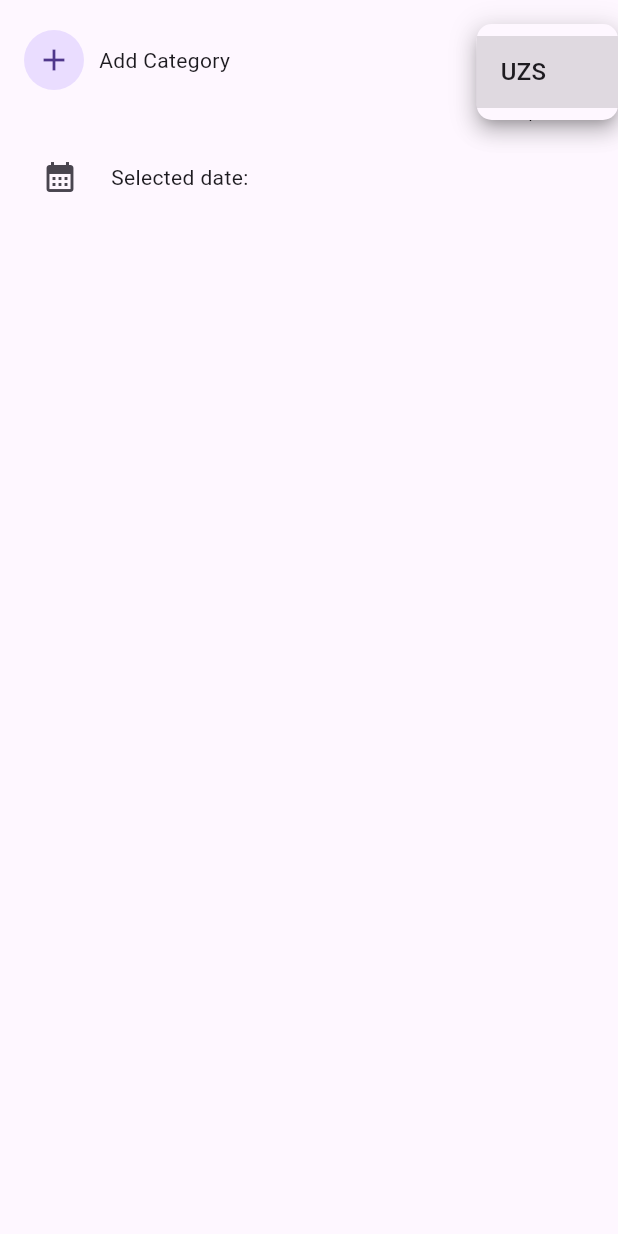
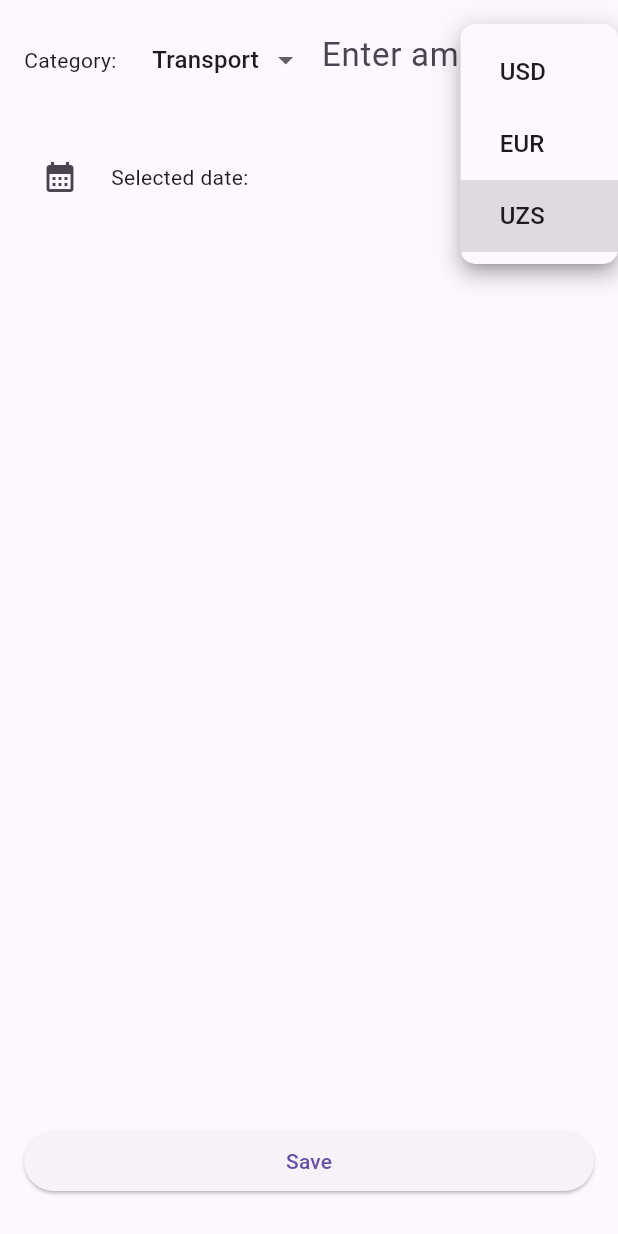
Before and after one commit to IlyasMukatdisov/expense_tracker, a Flutter app: the NewExpense screen opened directly, after a tap on "UZS", on a phone screen of 412 x 824 dp. Run offline on Flutter 3.47's test engine with Material 2 defaults, Android fonts, the phone set to English and light mode, and no system bars; our stand-ins replace flutter_riverpod, font_awesome_flutter.

Commit message:
added logic to add expense

```diff
--- a/lib/features/expense/domain/entity/expense.dart
+++ b/lib/features/expense/domain/entity/expense.dart
@@ -1,50 +1,120 @@
 // ignore_for_file: public_member_api_docs, sort_constructors_first
 import 'dart:convert';
 
-import 'package:expense_tracker/core/utils/utils.dart';
 import 'package:flutter/material.dart';
 
-enum ExpenseCategory {
-  food(0),
-  transport(1),
-  internet(2),
-  cellPhone(3),
-  shopping(4),
-  house(5);
+import 'package:expense_tracker/core/utils/utils.dart';
+import 'package:expense_tracker/features/expense/presentation/pages/new_expense.dart';
+import 'package:font_awesome_flutter/font_awesome_flutter.dart';
 
-  const ExpenseCategory(this.value);
-  final num value;
+final expenseCategoryList = [
+  ExpenseCategory(
+    name: 'Transport',
+    icon: FontAwesomeIcons.trainSubway,
+  ),
+  ExpenseCategory(
+    name: 'Food',
+    icon: FontAwesomeIcons.bowlFood,
+  ),
+  ExpenseCategory(
+    name: 'Internet',
+    icon: FontAwesomeIcons.internetExplorer,
+  ),
+  ExpenseCategory(
+    name: 'Cell Phone',
+    icon: FontAwesomeIcons.phone,
+  ),
+  ExpenseCategory(
+    name: 'Shopping',
+    icon: FontAwesomeIcons.bagShopping,
+  ),
+  ExpenseCategory(
+    name: 'Home',
+    icon: FontAwesomeIcons.house,
+  )
+];
+
+class ExpenseCategory {
+  final String name;
+  final IconData icon;
+
+  ExpenseCategory({
+    required this.name,
+    required this.icon,
+  });
+
+  ExpenseCategory copyWith({
+    String? name,
+    IconData? icon,
+  }) {
+    return ExpenseCategory(
+      name: name ?? this.name,
+      icon: icon ?? this.icon,
+    );
+  }
+
+  Map<String, dynamic> toMap() {
+    return <String, dynamic>{
+      'name': name,
+      'icon': icon.codePoint,
+    };
+  }
+
+  factory ExpenseCategory.fromMap(Map<String, dynamic> map) {
+    return ExpenseCategory(
+      name: map['name'] as String,
+      icon: IconData(map['icon'] as int, fontFamily: 'MaterialIcons'),
+    );
+  }
+
+  String toJson() => json.encode(toMap());
+
+  factory ExpenseCategory.fromJson(String source) =>
+      ExpenseCategory.fromMap(json.decode(source) as Map<String, dynamic>);
+
+  @override
+  String toString() => 'ExpenseCategory(name: $name, icon: $icon)';
+
+  @override
+  bool operator ==(covariant ExpenseCategory other) {
+    if (identical(this, other)) return true;
+
+    return other.name == name && other.icon == icon;
+  }
+
+  @override
+  int get hashCode => name.hashCode ^ icon.hashCode;
 }
 
 class Expense {
   final String id;
-  final String title;
+
   final double amount;
+  final Currency currency;
   final DateTime date;
   final ExpenseCategory category;
   final IconData icon;
-  Expense({
-    required String title,
-    required double amount,
+  Expense(
+      {required double amount,
       required DateTime date,
       required ExpenseCategory category,
       required IconData icon,
-  }) : this._(
+      required Currency currency})
+      : this._(
             id: uuid.v4(),
-            title: title,
             amount: amount,
             date: date,
             category: category,
-            icon: icon);
+            icon: icon,
+            currency: currency);
 
-  Expense._({
-    required this.id,
-    required this.title,
+  Expense._(
+      {required this.id,
       required this.amount,
       required this.date,
       required this.category,
       required this.icon,
-  });
+      required this.currency});
 
   Expense copyWith({
     String? id,
@@ -55,22 +125,21 @@ class Expense {
     IconData? icon,
   }) {
     return Expense(
-      title: title ?? this.title,
         amount: amount ?? this.amount,
         date: date ?? this.date,
         category: category ?? this.category,
         icon: icon ?? this.icon,
-    );
+        currency: currency);
   }
 
   Map<String, dynamic> toMap() {
     return <String, dynamic>{
       'id': id,
-      'title': title,
       'amount': amount,
       'date': date.millisecondsSinceEpoch,
-      'category': category.index,
+      'category': category,
       'icon': icon,
+      'currency': currency.index
     };
   }
 
@@ -78,11 +147,11 @@ class Expense {
     int val = map['category'];
     return Expense._(
       id: map['id'] as String,
-      title: map['title'] as String,
       amount: map['amount'] as double,
       date: DateTime.fromMillisecondsSinceEpoch(map['date'] as int),
-      category: ExpenseCategory.values[val],
+      category: map['category'] as ExpenseCategory,
       icon: map['icon'] as IconData,
+      currency: Currency.values[val],
     );
   }
 
@@ -93,7 +162,7 @@ class Expense {
 
   @override
   String toString() {
-    return 'Expense(id: $id, title: $title, amount: $amount, date: $date, category: $category, icon: $icon)';
+    return 'Expense(id: $id, amount: $amount, date: $date, category: $category, icon: $icon, currency: $currency)';
   }
 
   @override
@@ -101,7 +170,7 @@ class Expense {
     if (identical(this, other)) return true;
 
     return other.id == id &&
-        other.title == title &&
+        other.currency == currency &&
         other.amount == amount &&
         other.date == date &&
         other.category == category &&
@@ -111,7 +180,7 @@ class Expense {
   @override
   int get hashCode {
     return id.hashCode ^
-        title.hashCode ^
+        currency.hashCode ^
         amount.hashCode ^
         date.hashCode ^
         category.hashCode ^
--- /dev/null
+++ b/lib/features/expense/presentation/pages/new_expense.dart
@@ -0,0 +1,277 @@
+import 'package:expense_tracker/core/utils/utils.dart';
+import 'package:expense_tracker/features/expense/data/expense_provider.dart';
+import 'package:expense_tracker/features/expense/domain/entity/expense.dart';
+import 'package:flutter/material.dart';
+import 'package:flutter/services.dart';
+import 'package:flutter_riverpod/flutter_riverpod.dart';
+
+import 'package:intl/intl.dart';
+
+final formatter = DateFormat.yMd();
+
+enum Currency { USD, EUR, UZS }
+
+class NewExpense extends ConsumerStatefulWidget {
+  const NewExpense({
+    super.key,
+  });
+
+  @override
+  ConsumerState<NewExpense> createState() => _NewExpenseState();
+}
+
+class _NewExpenseState extends ConsumerState<NewExpense> {
+  final exchangeRate = 1 / 11400;
+  late TextEditingController _amountController;
+    double? _dollarAmount = 0.0;
+
+  Currency _currency = Currency.UZS;
+  ExpenseCategory _selectedCategory = expenseCategoryList[0];
+
+  final _debouncer = Debouncer(milliseconds: 1000);
+
+  DateTime? _selectedDate;
+
+  void _presentDatePicker() {
+    final now = DateTime.now();
+    final firstDate = DateTime(now.year - 1, now.month, now.day);
+    showDatePicker(
+      context: context,
+      initialDate: now,
+      firstDate: firstDate,
+      lastDate: now,
+    ).then(
+      (date) {
+        setState(
+          () {
+            _selectedDate = date;
+          },
+        );
+      },
+    );
+  }
+
+  void _submit() {
+    final amount = double.tryParse(_amountController.text.trim());
+    final date = _selectedDate;
+
+    if (amount == null || date == null) {
+      showDialog(
+        context: context,
+        builder: (context) => AlertDialog(
+          title: const Text('Error'),
+          content: const Text('Please fill all the fields'),
+          actions: [
+            TextButton(
+              onPressed: () => Navigator.of(context).pop(),
+              child: const Text('Close'),
+            )
+          ],
+        ),
+      );
+      return;
+    }
+
+    ref.read(expenseProvider.notifier).addExpense(
+          Expense(
+            icon: _selectedCategory.icon,
+            amount: amount,
+            date: _selectedDate!,
+            category: _selectedCategory,
+            currency: _currency,
+          ),
+        );
+    Navigator.of(context).pop();
+  }
+
+  @override
+  initState() {
+    _amountController = TextEditingController();
+    _amountController.addListener(
+      () {
+        _debouncer.run(
+          () {
+            debugPrint(
+              _amountController.text,
+            );
+            setState(
+              () {
+                final amount = double.tryParse(_amountController.text.trim());
+                amount != null
+                    ? _dollarAmount = amount * exchangeRate
+                    : _dollarAmount = null;
+              },
+            );
+          },
+        );
+      },
+    );
+    super.initState();
+  }
+
+  @override
+  dispose() {
+    _amountController.dispose();
+    super.dispose();
+  }
+
+  @override
+  Widget build(BuildContext context) {
+    return Scaffold(
+      body: Padding(
+        padding: const EdgeInsets.all(16.0),
+        child: Column(
+          children: [
+            Row(
+              mainAxisAlignment: MainAxisAlignment.spaceBetween,
+              crossAxisAlignment: CrossAxisAlignment.center,
+              children: [
+                const Text('Category: '),
+                const SizedBox(
+                  width: 10,
+                ),
+                DropdownButtonHideUnderline(
+                  child: DropdownButton<ExpenseCategory>(
+                    value: _selectedCategory,
+                    borderRadius: BorderRadius.circular(10),
+                    items: expenseCategoryList
+                        .map(
+                          (e) => DropdownMenuItem(
+                            value: e,
+                            child: Padding(
+                              padding: const EdgeInsets.only(left: 10),
+                              child: Text(
+                                e.name.capitalize(),
+                              ),
+                            ),
+                          ),
+                        )
+                        .toList(),
+                    onChanged: (value) {
+                      if (value == null) return;
+                      setState(
+                        () {
+                          _selectedCategory = value;
+                        },
+                      );
+                    },
+                  ),
+                ),
+                const SizedBox(
+                  width: 10,
+                ),
+                Expanded(
+                  child: SizedBox(
+                    height: 48,
+                    child: TextField(
+                      inputFormatters: [
+                        FilteringTextInputFormatter.allow(
+                          RegExp(r'(^\d*\.?\d*)'),
+                        ),
+                      ],
+                      textAlign: TextAlign.end,
+                      style: const TextStyle(fontSize: 22),
+                      controller: _amountController,
+                      keyboardType: const TextInputType.numberWithOptions(),
+                      decoration: const InputDecoration(
+                        isDense: true,
+                        hintText: 'Enter amount',
+                        border: InputBorder.none,
+                      ),
+                    ),
+                  ),
+                ),
+                Padding(
+                  padding: const EdgeInsets.only(
+                    left: 10,
+                  ),
+                  child: DropdownButtonHideUnderline(
+                    child: DropdownButton<Currency>(
+                      value: _currency,
+                      borderRadius: BorderRadius.circular(10),
+                      items: Currency.values
+                          .map(
+                            (e) => DropdownMenuItem(
+                              value: e,
+                              child: Padding(
+                                padding: const EdgeInsets.only(left: 10),
+                                child: Text(
+                                  e.name,
+                                ),
+                              ),
+                            ),
+                          )
+                          .toList(),
+                      onChanged: (value) {
+                        if (value == null) return;
+                        setState(
+                          () {
+                            _currency = value;
+                          },
+                        );
+                      },
+                    ),
+                  ),
+                ),
+              ],
+            ),
+            Row(
+              mainAxisAlignment: MainAxisAlignment.end,
+              children: [
+                Text(
+                  _dollarAmount != null
+                      ? '\$${_dollarAmount?.toStringAsFixed(2)}'
+                      : '',
+                ),
+                const SizedBox(width: 10),
+              ],
+            ),
+            const SizedBox(
+              height: 10,
+            ),
+            Row(
+              children: [
+                IconButton(
+                  icon: const Icon(Icons.calendar_month),
+                  onPressed: _presentDatePicker,
+                ),
+                const SizedBox(
+                  width: 10,
+                ),
+                const Text('Selected date: '),
+                _selectedDate != null
+                    ? Expanded(
+                        child: Padding(
+                          padding: const EdgeInsets.only(right: 10),
+                          child: Text(
+                            formatter.format(_selectedDate!),
+                            textAlign: TextAlign.end,
+                          ),
+                        ),
+                      )
+                    : Container(),
+              ],
+            ),
+            const SizedBox(
+              height: 10,
+            ),
+            const Spacer(),
+            Row(
+              children: [
+                Expanded(
+                  child: ElevatedButton(
+                    onPressed: _submit,
+                    child: const Text('Save'),
+                  ),
+                ),
+              ],
+            ),
+            const SizedBox(
+              height: 10,
+            )
+          ],
+        ),
+      ),
+    );
+  }
+}
--- a/lib/features/expense/presentation/widgets/new_expense.dart
+++ /dev/null
@@ -1,181 +0,0 @@
-import 'package:expense_tracker/core/utils/utils.dart';
-import 'package:expense_tracker/features/expense/domain/entity/expense.dart';
-import 'package:flutter/material.dart';
-
-import 'package:intl/intl.dart';
-
-final formatter = DateFormat.yMd();
-
-class NewExpense extends StatefulWidget {
-  const NewExpense({super.key});
-
-  @override
-  State<NewExpense> createState() => _NewExpenseState();
-}
-
-class _NewExpenseState extends State<NewExpense> {
-  final exchangeRate = 1 / 11400;
-  late TextEditingController _amountController;
-  ExpenseCategory? category;
-  double? dollarAmount = 0.0;
-
-  final _debouncer = Debouncer(milliseconds: 1000);
-  DateTime? selectedDate;
-
-  void _presentDatePicker() {
-    final now = DateTime.now();
-    final firstDate = DateTime(now.year - 1, now.month, now.day);
-    showDatePicker(
-      context: context,
-      initialDate: now,
-      firstDate: firstDate,
-      lastDate: now,
-    ).then(
-      (date) {
-        setState(
-          () {
-            selectedDate = date;
-          },
-        );
-      },
-    );
-  }
-
-  @override
-  initState() {
-    _amountController = TextEditingController();
-    _amountController.addListener(
-      () {
-        _debouncer.run(
-          () {
-            debugPrint(
-              _amountController.text,
-            );
-            setState(
-              () {
-                final amount = double.tryParse(_amountController.text.trim());
-                amount != null
-                    ? dollarAmount = amount * exchangeRate
-                    : dollarAmount = null;
-              },
-            );
-          },
-        );
-      },
-    );
-    super.initState();
-  }
-
-  @override
-  dispose() {
-    _amountController.dispose();
-    super.dispose();
-  }
-
-  void _openAddCategoryOverlay() {
-    showModalBottomSheet(
-      context: context,
-      builder: (ctx) {
-        return const Text('Test');
-      },
-    );
-  }
-
-  @override
-  Widget build(BuildContext context) {
-    return Scaffold(
-      body: Padding(
-        padding: const EdgeInsets.all(16.0),
-        child: Column(
-          children: [
-            Row(
-              mainAxisAlignment: MainAxisAlignment.spaceBetween,
-              crossAxisAlignment: CrossAxisAlignment.center,
-              children: [
-                CircleAvatar(
-                  child: IconButton(
-                    icon: const Icon(Icons.add),
-                    onPressed: _openAddCategoryOverlay,
-                  ),
-                ),
-                const SizedBox(
-                  width: 10,
-                ),
-                Text(category == null ? 'Add Category' : ''),
-                Expanded(
-                  child: SizedBox(
-                    height: 48,
-                    child: TextField(
-                      textAlign: TextAlign.end,
-                      style: const TextStyle(fontSize: 22),
-                      controller: _amountController,
-                      keyboardType: const TextInputType.numberWithOptions(),
-                      decoration: const InputDecoration(
-                        isDense: true,
-                        hintText: '0',
-                        border: InputBorder.none,
-                      ),
-                    ),
-                  ),
-                ),
-                Padding(
-                  padding: const EdgeInsets.only(
-                    left: 10,
-                  ),
-                  child: DropdownButtonHideUnderline(
-                    child: DropdownButton(
-                      borderRadius: BorderRadius.circular(10),
-                      items: const [
-                        DropdownMenuItem(
-                          child: Text('UZS'),
-                        ),
-                      ],
-                      onChanged: (value) {},
-                    ),
-                  ),
-                ),
-              ],
-            ),
-            Row(
-              mainAxisAlignment: MainAxisAlignment.end,
-              children: [
-                Text(
-                  dollarAmount != null
-                      ? '\$${dollarAmount?.toStringAsFixed(2)}'
-                      : '',
-                ),
-                const SizedBox(width: 10),
-              ],
-            ),
-            const SizedBox(
-              height: 10,
-            ),
-            Row(
-              children: [
-                IconButton(
-                  icon: const Icon(Icons.calendar_month),
-                  onPressed: _presentDatePicker,
-                ),
-                const SizedBox(
-                  width: 10,
-                ),
-                const Text('Selected date: '),
-                selectedDate != null
-                    ? Expanded(
-                        child: Padding(
-                          padding: const EdgeInsets.only(right: 10),
-                          child: Text(
-                            formatter.format(selectedDate!),
-                            textAlign: TextAlign.end,
-                          ),
-                        ),
-                      )
-                    : Container(),
-              ],
-            )
-          ],
-        ),
-      ),
-    );
-  }
-}
--- a/lib/main.dart
+++ b/lib/main.dart
@@ -1,5 +1,6 @@
 import 'package:expense_tracker/features/expense/presentation/pages/expense_page.dart';
 import 'package:flutter/material.dart';
+import 'package:flutter_riverpod/flutter_riverpod.dart';
 
 void main() {
   runApp(const MyApp());
@@ -10,7 +11,8 @@ class MyApp extends StatelessWidget {
 
   @override
   Widget build(BuildContext context) {
-    return MaterialApp(
+    return ProviderScope(
+      child: MaterialApp(
         debugShowCheckedModeBanner: false,
         title: 'Flutter Demo',
         theme: ThemeData(
@@ -18,6 +20,7 @@ class MyApp extends StatelessWidget {
           useMaterial3: true,
         ),
         home: const ExpensesPage(),
+      ),
     );
   }
 }
--- a/pubspec.yaml
+++ b/pubspec.yaml
@@ -38,6 +38,7 @@ dependencies:
   uuid: ^3.0.7
   font_awesome_flutter: ^10.4.0
   intl: ^0.18.1
+  flutter_riverpod: ^2.3.6
 
 dev_dependencies:
   flutter_test:
```
Also changed, not shown: lib/features/expense/data/expense_provider.dart (added, +56 -0 lines), lib/features/expense/presentation/pages/expense_page.dart (+9 -45 lines), lib/features/expense/presentation/widgets/expense_list.dart (+10 -3 lines), pubspec.lock. Lines whose indentation alone changed are shown as unchanged.
